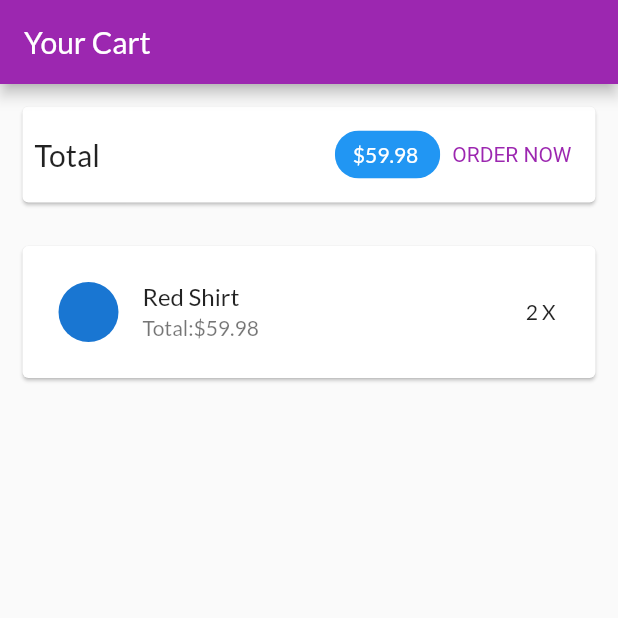
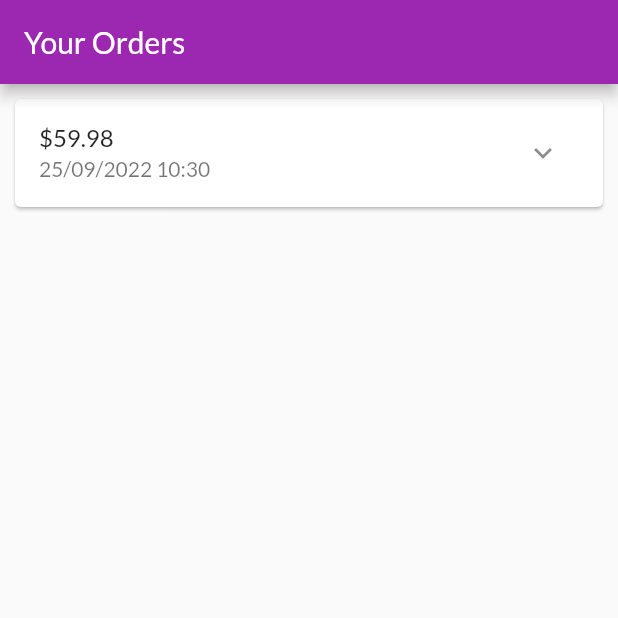
Before and after one commit to NguyenHoangThongB1910582/flutter-lab1, a Flutter app: the screen it shows after launch, on a phone screen of 412 x 824 dp, the top half of it. Run offline on Flutter 3.47's test engine with Material 2 defaults, Android fonts, the phone set to English and light mode, and no system bars.

Commit message:
Xay dung trang cac dat hang

```diff
--- a/lib/main.dart
+++ b/lib/main.dart
@@ -6,6 +6,7 @@ import 'ui/products/product_overview_screen.dart';
 import 'ui/products/user_products_screen.dart';
 import 'ui/products/user_product_list_tile.dart';
 import 'ui/cart/cart_screen.dart';
+import 'ui/orders/orders_screen.dart';
 
 void main() {
   runApp(const MyApp());
@@ -26,7 +27,7 @@ class MyApp extends StatelessWidget {
             secondary: Colors.deepOrange,
           )),
       home: const SafeArea(
-        child: CartScreen(),
+        child: OrdersScreen(),
       ),
     );
   }
--- /dev/null
+++ b/lib/models/order_item.dart
@@ -0,0 +1,33 @@
+import 'cart_item.dart';
+
+class OrderItem {
+  final String? id;
+  final double amount;
+  final List<CartItem> products;
+  final DateTime dateTime;
+
+  int get productCount {
+    return products.length;
+  }
+
+  OrderItem({
+    this.id,
+    required this.amount,
+    required this.products,
+    DateTime? dateTime,
+  }) : dateTime = dateTime ?? DateTime.now();
+
+  OrderItem copyWith({
+    String? id,
+    double? amount,
+    List<CartItem>? products,
+    DateTime? dateTime,
+  }) {
+    return OrderItem(
+      id: id ?? this.id,
+      amount: amount ?? this.amount,
+      products: products ?? this.products,
+      dateTime: dateTime ?? this.dateTime,
+    );
+  }
+}
--- /dev/null
+++ b/lib/ui/orders/order_item_card.dart
@@ -0,0 +1,76 @@
+import 'dart:math';
+import 'package:flutter/material.dart ';
+import 'package:intl/intl.dart';
+import '../../models/order_item.dart';
+
+class OrderItemCard extends StatefulWidget {
+  final OrderItem order;
+  const OrderItemCard(this.order, {super.key});
+  @override
+  State<OrderItemCard> createState() => _OrderItemCardState();
+}
+
+class _OrderItemCardState extends State<OrderItemCard> {
+  var _expanded = false;
+  @override
+  Widget build(BuildContext context) {
+    return Card(
+      margin: const EdgeInsets.all(10),
+      child: Column(
+        children: <Widget>[
+          buildOrderSummary(),
+          if (_expanded) buildOrderDetails()
+        ],
+      ),
+    );
+  }
+
+  Widget buildOrderDetails() {
+    return Container(
+      padding: const EdgeInsets.symmetric(horizontal: 15, vertical: 4),
+      height: min(widget.order.productCount * 20.0 + 10, 100),
+      child: ListView(
+        children: widget.order.products
+            .map(
+              (prod) => Row(
+                mainAxisAlignment: MainAxisAlignment.spaceBetween,
+                children: <Widget>[
+                  Text(
+                    prod.title,
+                    style: const TextStyle(
+                      fontSize: 18,
+                      fontWeight: FontWeight.bold,
+                    ),
+                  ),
+                  Text(
+                    '${prod.quantity}x \$${prod.price}',
+                    style: const TextStyle(
+                      fontSize: 18,
+                      color: Colors.grey,
+                    ),
+                  )
+                ],
+              ),
+            )
+            .toList(),
+      ),
+    );
+  }
+
+  Widget buildOrderSummary() {
+    return ListTile(
+      title: Text('\$${widget.order.amount}'),
+      subtitle: Text(
+        DateFormat('dd/MM/yyyy hh:mm').format(widget.order.dateTime),
+      ),
+      trailing: IconButton(
+        icon: Icon(_expanded ? Icons.expand_less : Icons.expand_more),
+        onPressed: () {
+          setState(() {
+            _expanded = !_expanded;
+          });
+        },
+      ),
+    );
+  }
+}
--- /dev/null
+++ b/lib/ui/orders/order_manager.dart
@@ -0,0 +1,28 @@
+import 'package:flutter/cupertino.dart';
+import '../../models/cart_item.dart';
+import '../../models/order_item.dart';
+
+class OrdersManager with ChangeNotifier {
+  final List<OrderItem> _orders = [
+    OrderItem(
+      id: '01',
+      amount: 59.98,
+      products: [
+        CartItem(
+          id: 'c1',
+          title: 'Red Shirt',
+          price: 29.99,
+          quantity: 2,
+        )
+      ],
+      dateTime: DateTime.now(),
+    )
+  ];
+  int get orderCount {
+    return _orders.length;
+  }
+
+  List<OrderItem> get orders {
+    return [..._orders];
+  }
+}
--- /dev/null
+++ b/lib/ui/orders/orders_screen.dart
@@ -0,0 +1,22 @@
+import 'package:flutter/material.dart';
+import 'order_manager.dart';
+import 'order_item_card.dart';
+
+class OrdersScreen extends StatelessWidget {
+  const OrdersScreen({super.key});
+
+  @override
+  Widget build(BuildContext context) {
+    print('building orders');
+    final ordersManager = OrdersManager();
+    return Scaffold(
+      appBar: AppBar(
+        title: const Text('Your Orders'),
+      ),
+      body: ListView.builder(
+        itemCount: ordersManager.orderCount,
+        itemBuilder: (ctx, i) => OrderItemCard(ordersManager.orders[i]),
+      ),
+    );
+  }
+}
--- a/pubspec.yaml
+++ b/pubspec.yaml
@@ -29,6 +29,7 @@ environment:
 dependencies:
   flutter:
     sdk: flutter
+  intl: ^0.17.0
 
   # The following adds the Cupertino Icons font to your application.
   # Use with the CupertinoIcons class for iOS style icons.
```
Also changed, not shown: pubspec.lock.
